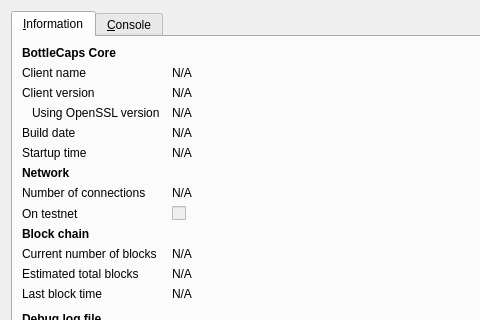
Qt form src/qt/forms/rpcconsole.ui (magi-retro/peercoin) before a commit; both pictures show x 0 to 480 and y 0 to 320 of the 740 by 450 pixel window.
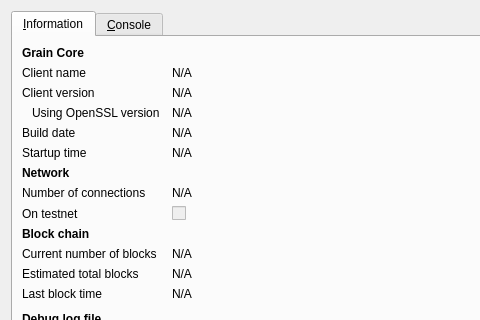
The same form after that commit. Icons and pictures are not drawn.

Commit message: FORK-GRAIN: [REPLACE-COINNAME] Replace BottleCaps to GrainCoin.

Diff of the .ui file:
```diff
--- a/src/qt/forms/rpcconsole.ui
+++ b/src/qt/forms/rpcconsole.ui
@@ -36,7 +36,7 @@
           </font>
          </property>
          <property name="text">
-          <string>BottleCaps Core</string>
+          <string>Grain Core</string>
          </property>
         </widget>
        </item>
```
Left out of the diff: 6 changed lines with no effect on the pictures. The commit also changes 15 other files.
